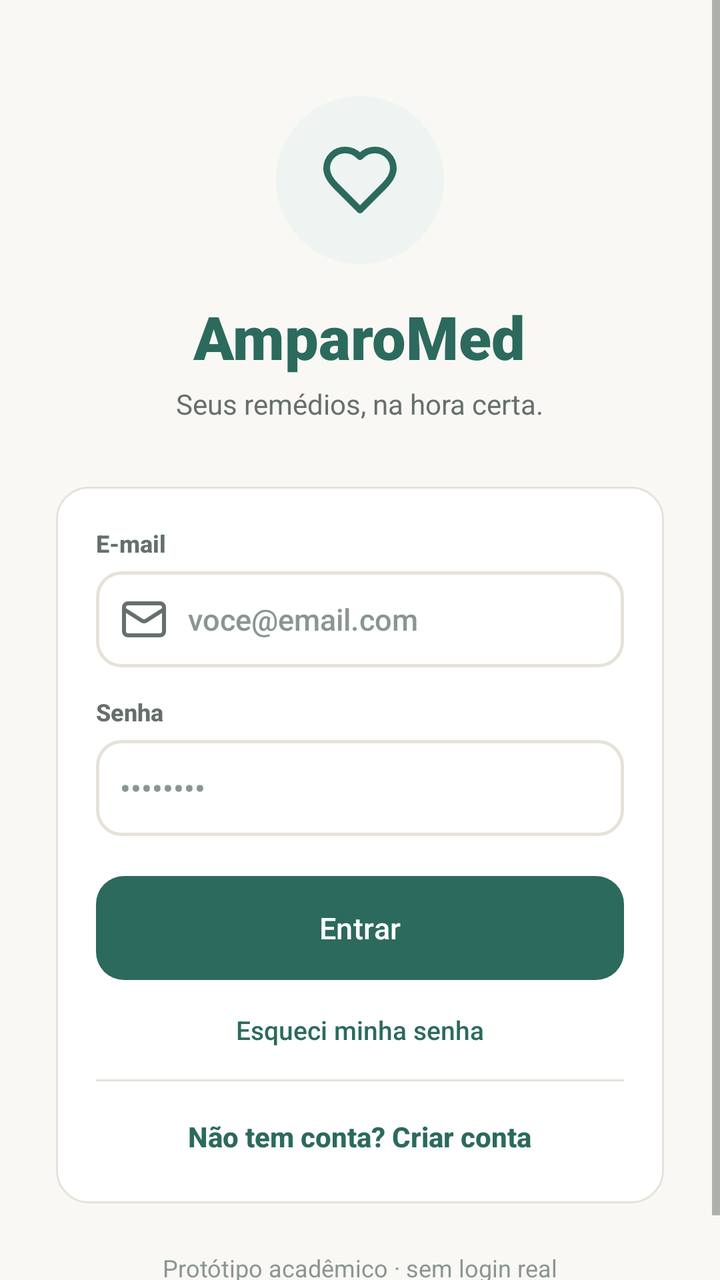
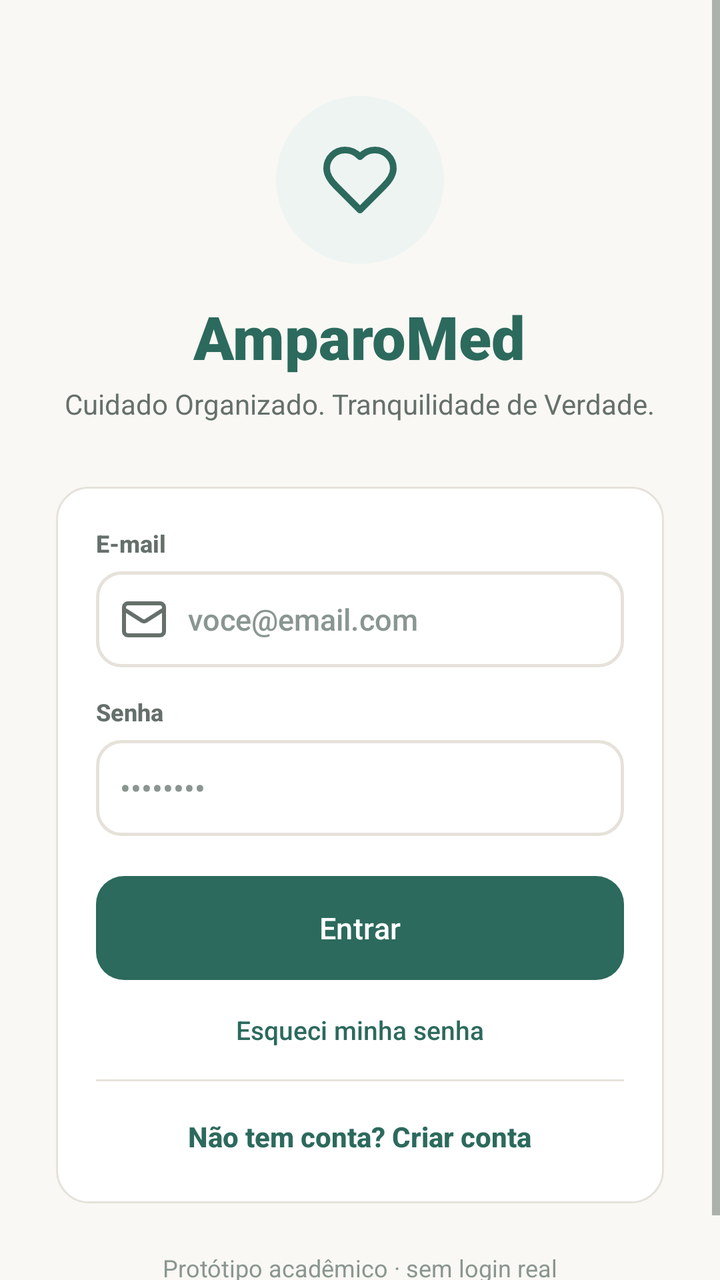

Before-and-after screenshots of an Android layout around one commit, followed by the original layout XML and the change that was made.
<!-- AndroidManifest.xml: application theme Theme.AmparoMed -->
<!-- res/layout/activity_login.xml -->
<?xml version="1.0" encoding="utf-8"?>
<ScrollView xmlns:android="http://schemas.android.com/apk/res/android"
    xmlns:app="http://schemas.android.com/apk/res-auto"
    android:layout_width="match_parent"
    android:layout_height="match_parent"
    android:background="@color/creme"
    android:fillViewport="true">

    <LinearLayout
        android:layout_width="match_parent"
        android:layout_height="wrap_content"
        android:orientation="vertical"
        android:gravity="center_horizontal"
        android:paddingLeft="28dp"
        android:paddingRight="28dp"
        android:paddingTop="48dp"
        android:paddingBottom="32dp">

        
        <FrameLayout
            android:layout_width="84dp"
            android:layout_height="84dp"
            android:background="@drawable/bg_oval_verde_claro">

            <ImageView
                android:layout_width="40dp"
                android:layout_height="40dp"
                android:layout_gravity="center"
                android:src="@drawable/ic_heart"
                app:tint="@color/verde_principal" />
        </FrameLayout>

        <TextView
            android:layout_width="wrap_content"
            android:layout_height="wrap_content"
            android:layout_marginTop="16dp"
            android:text="AmparoMed"
            android:textSize="30sp"
            android:fontFamily="sans-serif-black"
            android:textColor="@color/verde_principal" />

        <TextView
            android:layout_width="wrap_content"
            android:layout_height="wrap_content"
            android:layout_marginTop="4dp"
            android:layout_marginBottom="32dp"
            android:text="Seus remédios, na hora certa."
            android:textSize="14sp"
            android:textColor="@color/texto_secundario" />

        
        <LinearLayout
            android:layout_width="match_parent"
            android:layout_height="wrap_content"
            android:orientation="vertical"
            android:background="@drawable/bg_card_grande"
            android:padding="20dp">

            <TextView
                style="@style/Texto.CampoLabel"
                android:layout_width="wrap_content"
                android:layout_height="wrap_content"
                android:text="E-mail" />

            <EditText
                android:id="@+id/edit_email"
                style="@style/Campo"
                android:layout_width="match_parent"
                android:layout_height="48dp"
                android:layout_marginTop="6dp"
                android:hint="voce@email.com"
                android:inputType="textEmailAddress"
                android:drawableStart="@drawable/ic_mail"
                android:drawablePadding="10dp"
                android:drawableTint="@color/texto_secundario" />

            <TextView
                style="@style/Texto.CampoLabel"
                android:layout_width="wrap_content"
                android:layout_height="wrap_content"
                android:layout_marginTop="14dp"
                android:text="Senha" />

            <EditText
                android:id="@+id/edit_senha"
                style="@style/Campo"
                android:layout_width="match_parent"
                android:layout_height="48dp"
                android:layout_marginTop="6dp"
                android:hint="••••••••"
                android:inputType="textPassword" />

            <com.google.android.material.button.MaterialButton
                android:id="@+id/btn_entrar"
                style="@style/Botao.Primario"
                android:layout_width="match_parent"
                android:layout_height="52dp"
                android:layout_marginTop="20dp"
                android:text="Entrar" />

            <TextView
                android:layout_width="wrap_content"
                android:layout_height="wrap_content"
                android:layout_gravity="center_horizontal"
                android:layout_marginTop="16dp"
                android:text="Esqueci minha senha"
                android:textSize="13sp"
                android:fontFamily="sans-serif-medium"
                android:textColor="@color/verde_principal" />

            <View
                android:layout_width="match_parent"
                android:layout_height="1dp"
                android:layout_marginTop="16dp"
                android:background="@color/borda" />

            <TextView
                android:id="@+id/btn_criar_conta"
                android:layout_width="wrap_content"
                android:layout_height="wrap_content"
                android:layout_gravity="center_horizontal"
                android:layout_marginTop="14dp"
                android:padding="4dp"
                android:text="Não tem conta? Criar conta"
                android:textSize="14sp"
                android:fontFamily="sans-serif-medium"
                android:textStyle="bold"
                android:textColor="@color/verde_principal" />
        </LinearLayout>

        <TextView
            android:layout_width="wrap_content"
            android:layout_height="wrap_content"
            android:layout_marginTop="24dp"
            android:text="Protótipo acadêmico · sem login real"
            android:textSize="12sp"
            android:textColor="@color/texto_riscado" />

    </LinearLayout>

</ScrollView>
<!-- resources referenced by this layout -->
<resources>
  <color name="borda">#E6E2DA</color>
  <color name="creme">#F9F8F4</color>
  <color name="texto_riscado">#8A9690</color>
  <color name="texto_secundario">#66706B</color>
  <color name="verde_principal">#2C6A5D</color>
  <!-- drawable bg_card_grande (drawable) -->
  <?xml version="1.0" encoding="utf-8"?>
  <shape xmlns:android="http://schemas.android.com/apk/res/android" android:shape="rectangle">
      <solid android:color="@color/branco" />
      <corners android:radius="16dp" />
      <stroke android:width="1dp" android:color="@color/borda" />
  </shape>
  <!-- drawable bg_oval_verde_claro (drawable) -->
  <?xml version="1.0" encoding="utf-8"?>
  <shape xmlns:android="http://schemas.android.com/apk/res/android" android:shape="oval">
      <solid android:color="@color/verde_claro" />
  </shape>
  <!-- drawable ic_heart (drawable) -->
  <vector xmlns:android="http://schemas.android.com/apk/res/android" android:width="24dp" android:height="24dp" android:viewportWidth="24" android:viewportHeight="24">
      <path android:pathData="M19,14c1.49,-1.46 3,-3.21 3,-5.5A5.5,5.5 0,0 0,16.5 3c-1.76,0 -3,0.5 -4.5,2c-1.5,-1.5 -2.74,-2 -4.5,-2A5.5,5.5 0,0 0,2 8.5c0,2.3 1.5,4.05 3,5.5l7,7z" android:fillColor="#00000000" android:strokeColor="#FF000000" android:strokeWidth="2" android:strokeLineCap="round" android:strokeLineJoin="round"/>
  </vector>
  <style name="Campo" parent="">
          <item name="android:background">@drawable/bg_input</item>
          <item name="android:minHeight">48dp</item>
          <item name="android:paddingLeft">12dp</item>
          <item name="android:paddingRight">12dp</item>
          <item name="android:textSize">15sp</item>
          <item name="android:fontFamily">sans-serif-medium</item>
          <item name="android:textColor">@color/verde_tinta</item>
          <item name="android:textColorHint">@color/texto_riscado</item>
      </style>
  <style name="Texto.CampoLabel" parent="">
          <item name="android:fontFamily">sans-serif-medium</item>
          <item name="android:textStyle">bold</item>
          <item name="android:textSize">12sp</item>
          <item name="android:textColor">@color/texto_secundario</item>
      </style>
  <color name="branco">#FFFFFF</color>
  <color name="verde_claro">#EEF4F2</color>
  <!-- drawable bg_input (drawable) -->
  <?xml version="1.0" encoding="utf-8"?>
  <selector xmlns:android="http://schemas.android.com/apk/res/android">
      <item android:state_focused="true">
          <shape android:shape="rectangle">
              <solid android:color="@color/branco" /><corners android:radius="12dp" />
              <stroke android:width="1.5dp" android:color="@color/verde_principal" />
          </shape>
      </item>
      <item>
          <shape android:shape="rectangle">
              <solid android:color="@color/branco" /><corners android:radius="12dp" />
              <stroke android:width="1.5dp" android:color="@color/borda" />
          </shape>
      </item>
  </selector>
  <color name="verde_tinta">#1B241F</color>
  <color name="terracota">#C97655</color>
  <color name="vermelho">#B63D34</color>
  <style name="ThemeOverlay.AmparoMed.BottomSheet" parent="ThemeOverlay.Material3.BottomSheetDialog">
          <item name="android:windowIsFloating">false</item>
          <item name="android:windowSoftInputMode">adjustResize</item>
          <item name="bottomSheetStyle">@style/AmparoBottomSheet</item>
      </style>
  <style name="AmparoBottomSheet" parent="Widget.Material3.BottomSheet.Modal">
          <item name="backgroundTint">@android:color/transparent</item>
      </style>
  <!-- unchanged entries left out for length: 3 -->
</resources>

<!-- the commit's change to res/layout/activity_login.xml (unified diff, before → after) -->
@@ -44,9 +44,9 @@
             android:layout_height="wrap_content"
             android:layout_marginTop="4dp"
             android:layout_marginBottom="32dp"
-            android:text="Seus remédios, na hora certa."
-            android:textSize="14sp"
-            android:textColor="@color/texto_secundario" />
+            android:text="Cuidado Organizado. Tranquilidade de Verdade."
+            android:textColor="@color/texto_secundario"
+            android:textSize="14sp" />
 
         
         <LinearLayout
